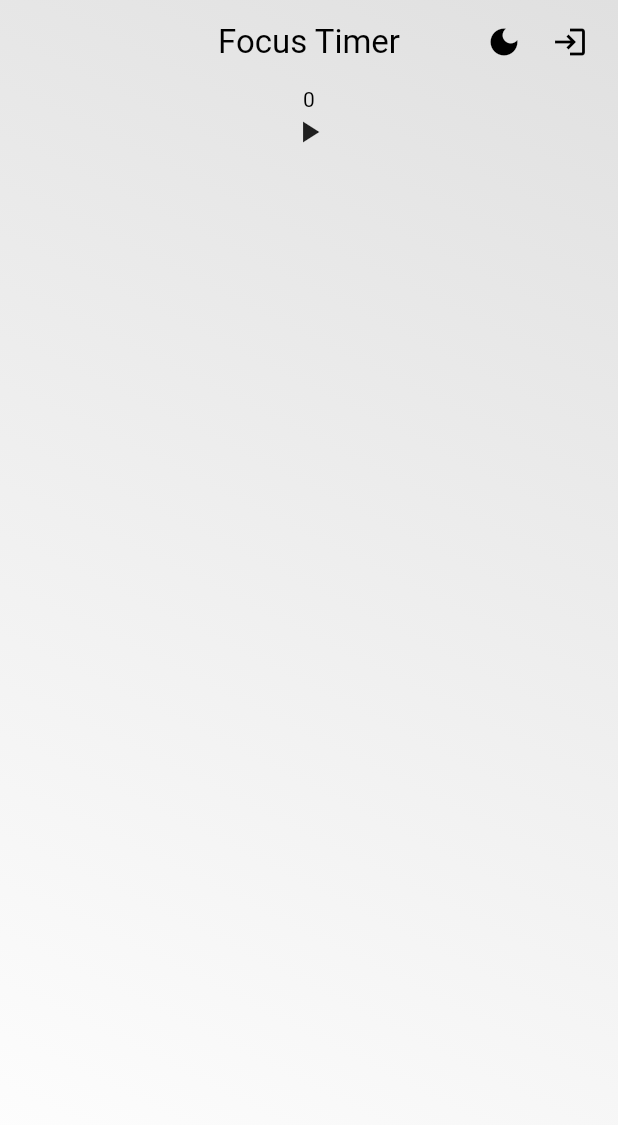
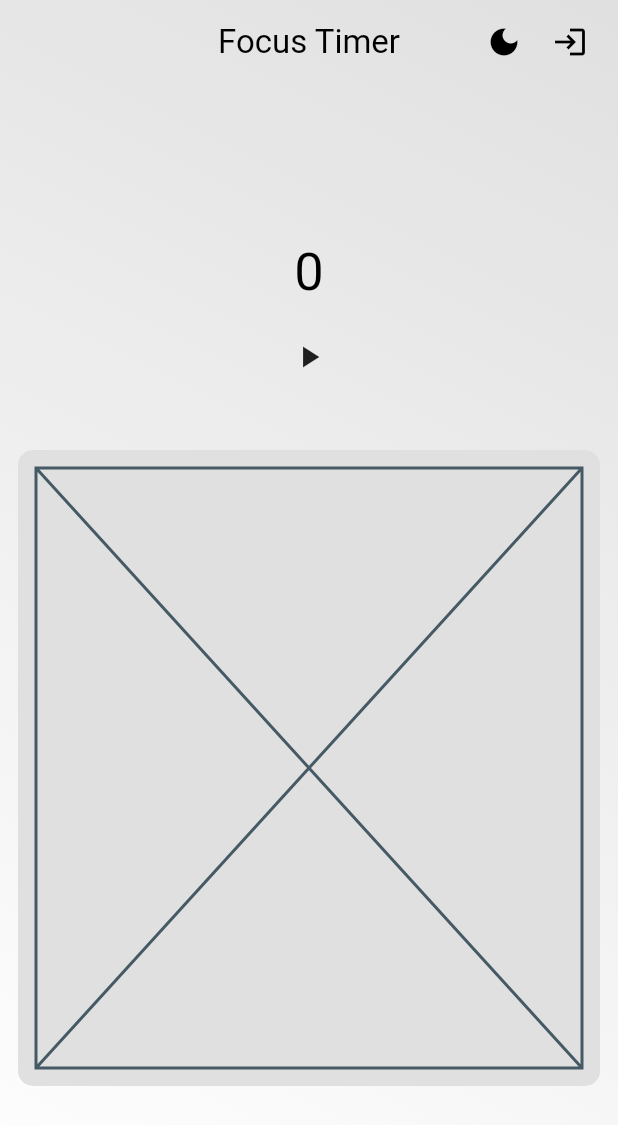
Before and after one commit to jobnbackpack/focus_timer, a Flutter app: the screen it shows after launch, on a phone screen of 412 x 824 dp. Shown: the top 1125 px of the screen. Run offline on Flutter 3.47's test engine with Material 3 defaults, Android fonts, the phone set to English and light mode, and no system bars.

Commit message:
feat: show results

```diff
--- a/lib/ui/pages/timer_page.dart
+++ b/lib/ui/pages/timer_page.dart
@@ -1,6 +1,7 @@
 import 'package:flutter/material.dart';
 import 'package:focus_timer/ui/pages/login_page.dart';
 import 'package:focus_timer/ui/themes/theme_provider.dart';
+import 'package:focus_timer/ui/widgets/results.dart';
 import 'package:focus_timer/ui/widgets/stopwatch.dart';
 import 'package:provider/provider.dart';
 
@@ -51,7 +52,17 @@ class TimerPage extends StatelessWidget {
               ),
             ],
           ),
-          body: const Center(child: Stopwatch()),
+          body: const Center(
+            child: Column(
+              crossAxisAlignment: CrossAxisAlignment.center,
+              mainAxisAlignment: MainAxisAlignment.center,
+              children: [
+                Stopwatch(),
+                SizedBox(height: 50),
+                Results(),
+              ],
+            ),
+          ),
         ));
   }
 }
--- /dev/null
+++ b/lib/ui/widgets/results.dart
@@ -0,0 +1,37 @@
+import 'package:flutter/material.dart';
+import 'package:focus_timer/ui/widgets/stopwatch_provider.dart';
+import 'package:provider/provider.dart';
+
+class Results extends StatelessWidget {
+  const Results({super.key});
+
+  @override
+  Widget build(BuildContext context) {
+    return Container(
+      padding: const EdgeInsets.all(12),
+      margin: const EdgeInsets.symmetric(horizontal: 12),
+      width: double.infinity,
+      decoration: BoxDecoration(
+          borderRadius: const BorderRadius.all(Radius.circular(10)),
+          color: Theme.of(context).colorScheme.background),
+      child: Consumer<StopwatchProvider>(builder: (context, data, widget) {
+        if (data.results.isNotEmpty) {
+          return Column(
+            children: [
+              const Text(
+                "Last Results:",
+                style: TextStyle(fontSize: 16, fontWeight: FontWeight.bold),
+              ),
+              Column(
+                crossAxisAlignment: CrossAxisAlignment.start,
+                children: data.results.map((e) => Text("$e seconds")).toList(),
+              )
+            ],
+          );
+        } else {
+          return const Placeholder();
+        }
+      }),
+    );
+  }
+}
--- a/lib/ui/widgets/stopwatch.dart
+++ b/lib/ui/widgets/stopwatch.dart
@@ -11,7 +11,11 @@ class Stopwatch extends StatelessWidget {
       builder: (context, data, widget) {
         return Column(
           children: [
-            Text("${data.count}"),
+            Text(
+              "${data.count}",
+              style: const TextStyle(fontSize: 35),
+            ),
+            const SizedBox(height: 20),
             GestureDetector(
               child: data.isPlaying
                   ? const Icon(Icons.pause)
```
